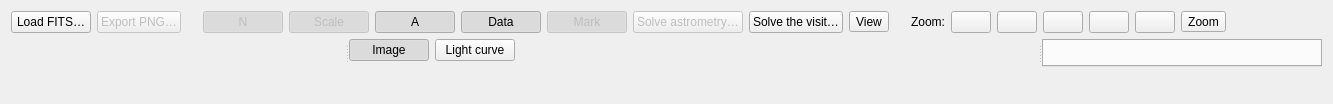
irydeo/nightscribe, file nightscribe/gui/ui/ufe_dialog.ui: the form before one commit.
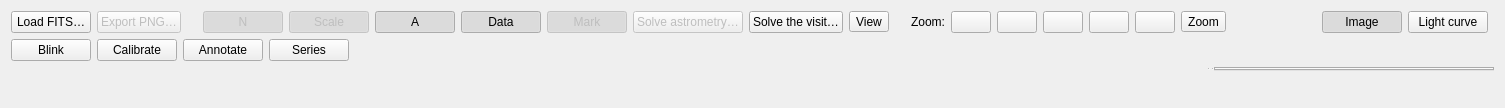
The form after the commit.

Commit message: wip(parallel): the ephemeris cascade, the manual mode, the ceiling and the editor's tools

Diff of the .ui file:
```diff
--- a/nightscribe/gui/ui/ufe_dialog.ui
+++ b/nightscribe/gui/ui/ufe_dialog.ui
@@ -38,9 +38,21 @@
      <item><widget class="QToolButton" name="btn_zoom_more"><property name="toolTip"><string>The other zoom factors (50 %, 200 %, 400 %). Fit and 100 % stay in the bar because they are the two that are used all the time; the wheel and the presets zoom further</string></property><property name="text"><string>Zoom</string></property><property name="popupMode"><enum>QToolButton::InstantPopup</enum></property></widget></item>
      <item><widget class="QLabel" name="lbl_zoom"><property name="text"><string/></property><property name="toolTip"><string>Current zoom: 100 % is one plate pixel per screen pixel</string></property><property name="minimumSize"><size><width>44</width><height>0</height></size></property></widget></item>
      <item><spacer name="hsp_bar_end"><property name="orientation"><enum>Qt::Horizontal</enum></property><property name="sizeHint" stdset="0"><size><width>40</width><height>20</height></size></property></spacer></item>
+     <item><widget class="QPushButton" name="btn_page_image"><property name="text"><string>Image</string></property><property name="checkable"><bool>true</bool></property><property name="checked"><bool>true</bool></property><property name="autoExclusive"><bool>true</bool></property><property name="toolTip"><string>The plate, with its marks, its annotations and the measurement overlay</string></property></widget></item>
+     <item><widget class="QPushButton" name="btn_page_curve"><property name="text"><string>Light curve</string></property><property name="checkable"><bool>true</bool></property><property name="autoExclusive"><bool>true</bool></property><property name="toolTip"><string>The measured series at full size, in the same place as the image. It opens by itself the moment a run ends; the wheel zooms and the drag moves the window</string></property></widget></item>
      <item><widget class="QWidget" name="ph_badge"/></item>
     </layout>
    </item>
+   <item>
+    <layout class="QHBoxLayout" name="row_tools">
+     <property name="spacing"><number>6</number></property>
+       <item><widget class="QPushButton" name="btn_tool_blink"><property name="text"><string>Blink</string></property><property name="toolTip"><string>Blink this plate against a survey reference (PanSTARRS): prepare the pair and switch between them to see what moved. Opens in its own window, so the plate stays in sight</string></property></widget></item>
+       <item><widget class="QPushButton" name="btn_tool_calibrate"><property name="text"><string>Calibrate</string></property><property name="toolTip"><string>The calibration of this visit: which master each piece uses (dark, flat), the pseudo-flat policy and the library it reads. The frames are calibrated when they are read (the Astrometry run); from here you can also export calibrated copies. Opens in its own window</string></property></widget></item>
+       <item><widget class="QPushButton" name="btn_tool_annotate"><property name="text"><string>Annotate</string></property><property name="toolTip"><string>Write an annotation on the plate (label, notes, marker) and save the annotated copy. Click the image to place the marker. Opens in its own window, so the plate stays in sight</string></property></widget></item>
+       <item><widget class="QPushButton" name="btn_tool_series"><property name="text"><string>Series</string></property><property name="toolTip"><string>Measure the frames of this visit as ONE photometric series (per-frame zero point, quality flags, honest errors) and everything that hangs off it: the passes, ExoClock, the night's figures, the period. Opens in its own window; it needs a visit with frames</string></property></widget></item>
+     <item><spacer name="hsp_row_tools"><property name="orientation"><enum>Qt::Horizontal</enum></property><property name="sizeHint" stdset="0"><size><width>40</width><height>20</height></size></property></spacer></item>
+    </layout>
+   </item>
    <item>
     <widget class="QSplitter" name="splitter">
      <property name="orientation"><enum>Qt::Horizontal</enum></property>
@@ -51,13 +63,6 @@
         <property name="topMargin"><number>0</number></property>
         <property name="rightMargin"><number>0</number></property>
         <property name="bottomMargin"><number>0</number></property>
-        <item>
-         <layout class="QHBoxLayout" name="row_centre_switch">
-          <item><widget class="QPushButton" name="btn_page_image"><property name="text"><string>Image</string></property><property name="checkable"><bool>true</bool></property><property name="checked"><bool>true</bool></property><property name="autoExclusive"><bool>true</bool></property><property name="toolTip"><string>The plate, with its marks, its annotations and the measurement overlay</string></property></widget></item>
-          <item><widget class="QPushButton" name="btn_page_curve"><property name="text"><string>Light curve</string></property><property name="checkable"><bool>true</bool></property><property name="autoExclusive"><bool>true</bool></property><property name="toolTip"><string>The measured series at full size, in the same place as the image. It opens by itself the moment a run ends; the wheel zooms and the drag moves the window</string></property></widget></item>
-          <item><spacer name="hsp_centre_switch"><property name="orientation"><enum>Qt::Horizontal</enum></property><property name="sizeHint" stdset="0"><size><width>40</width><height>20</height></size></property></spacer></item>
-         </layout>
-        </item>
         <item>
          <widget class="QStackedWidget" name="stack_centre">
           <widget class="QWidget" name="ph_centre_image"/>
```
The commit also changes 109 other files.
